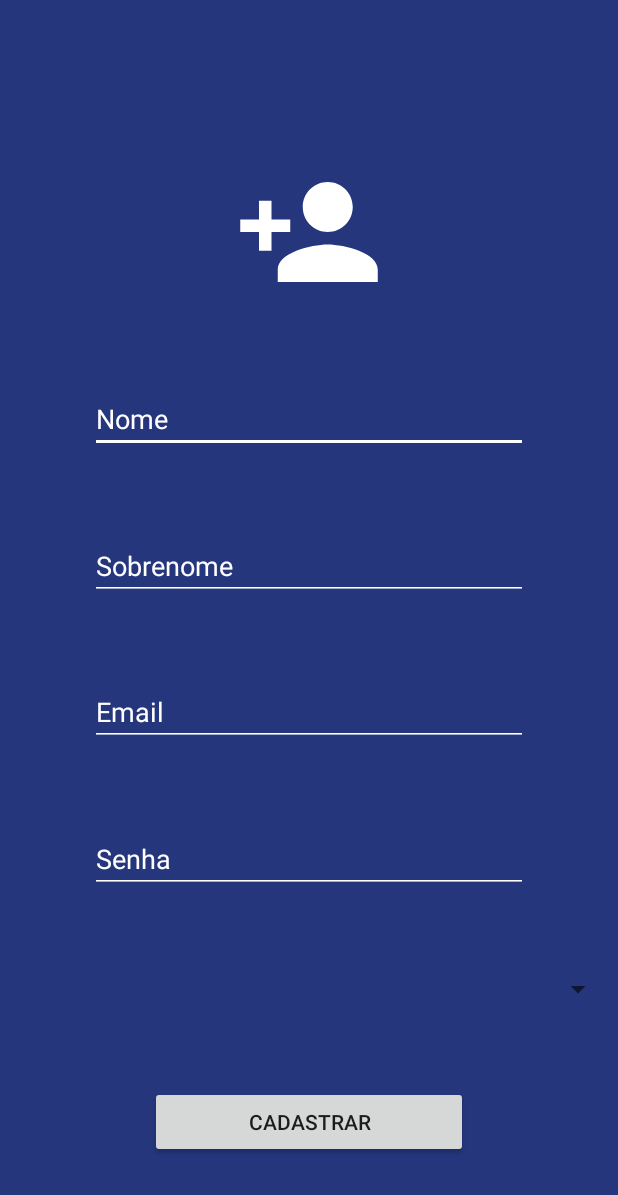
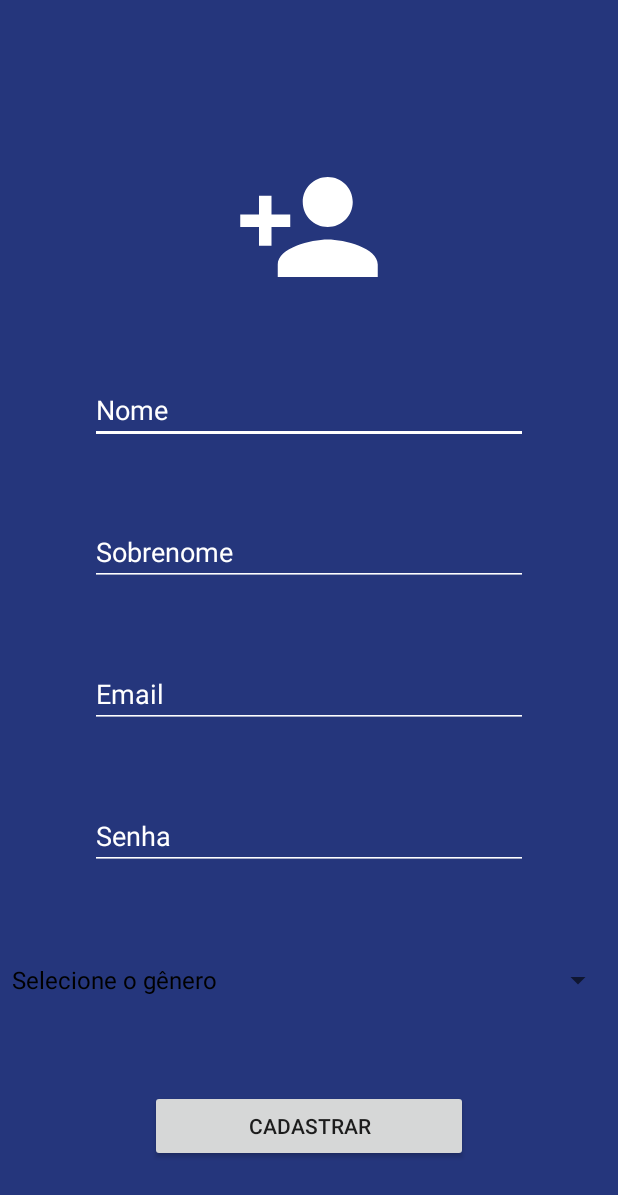
Before and after one commit to Nandosbx/kotlin-cellep, an Android app: the CadastroActivity screen opened directly, with no data from a screen before it, on a phone screen of 412 x 824 dp. Shown: the top 1195 px of the screen. Run offline under Robolectric (Android 15) with nearby library versions, the phone set to English and light mode, and no system bars.

Commit message:
Cadastro Actions

```diff
--- a/app/src/main/java/br/com/estacaohack/CadastroActivity.kt
+++ b/app/src/main/java/br/com/estacaohack/CadastroActivity.kt
@@ -2,11 +2,46 @@ package br.com.estacaohack
 
 import androidx.appcompat.app.AppCompatActivity
 import android.os.Bundle
+import android.widget.ArrayAdapter
+import android.widget.Toast
+import kotlinx.android.synthetic.main.activity_cadastro.*
 import kotlinx.android.synthetic.main.activity_login.*
+import java.util.*
 
 class CadastroActivity : AppCompatActivity() {
     override fun onCreate(savedInstanceState: Bundle?) {
         super.onCreate(savedInstanceState)
         setContentView(R.layout.activity_cadastro)
+
+        //Criando uma lista de opções para o Spinner
+        val listaGenero = arrayListOf("Selecione o gênero", "Masculino", "Feminino", "Outros")
+
+        //Criando um adapter para a list e o Spinner
+        val generoAdapter = ArrayAdapter(
+            this,
+            android.R.layout.simple_spinner_dropdown_item,
+            listaGenero
+        )
+
+        // Adicion ar o adapter ao spinner
+        spnCadastroGenero.adapter = generoAdapter
+
+        //
+        btnCadastroCadastrar.setOnClickListener {
+            //Capturar os dados digitados
+            val nome = edtCadastroNome.text.toString().trim()
+            val sobrenome = edtCadastroSobrenome.text.toString().trim()
+            val email = edtCadastroEmail.text.toString().trim().toLowerCase(Locale.ROOT)
+            val senha = edtCadastroSenha.text.toString().trim()
+
+            val genero = spnCadastroGenero.selectedItem.toString()
+
+            //Validação dos campos
+            if (nome.isEmpty() || sobrenome.isEmpty() || email.isEmpty() || senha.isEmpty() || genero == listaGenero[0]) {
+
+                //Apresentando um toast de erro ao usuário
+                Toast.makeText(this, "Preencha todos os campos", Toast.LENGTH_LONG).show()
+            }
+        }
     }
 }
--- a/app/src/main/res/layout/activity_cadastro.xml
+++ b/app/src/main/res/layout/activity_cadastro.xml
@@ -97,6 +97,8 @@
         android:id="@+id/spnCadastroGenero"
         android:layout_width="409dp"
         android:layout_height="wrap_content"
+        android:dropDownWidth="wrap_content"
+        android:textAlignment="textStart"
         app:layout_constraintBottom_toTopOf="@+id/btnCadastroCadastrar"
         app:layout_constraintTop_toBottomOf="@+id/edtCadastroSenha" />
 
--- a/build.gradle
+++ b/build.gradle
@@ -6,7 +6,7 @@ buildscript {
         jcenter()
     }
     dependencies {
-        classpath "com.android.tools.build:gradle:4.0.0"
+        classpath 'com.android.tools.build:gradle:4.0.1'
         classpath "org.jetbrains.kotlin:kotlin-gradle-plugin:$kotlin_version"
 
         // NOTE: Do not place your application dependencies here; they belong
```
Also changed, not shown: app/src/main/java/br/com/estacaohack/LoginActivity.kt (+10 -1 lines).
